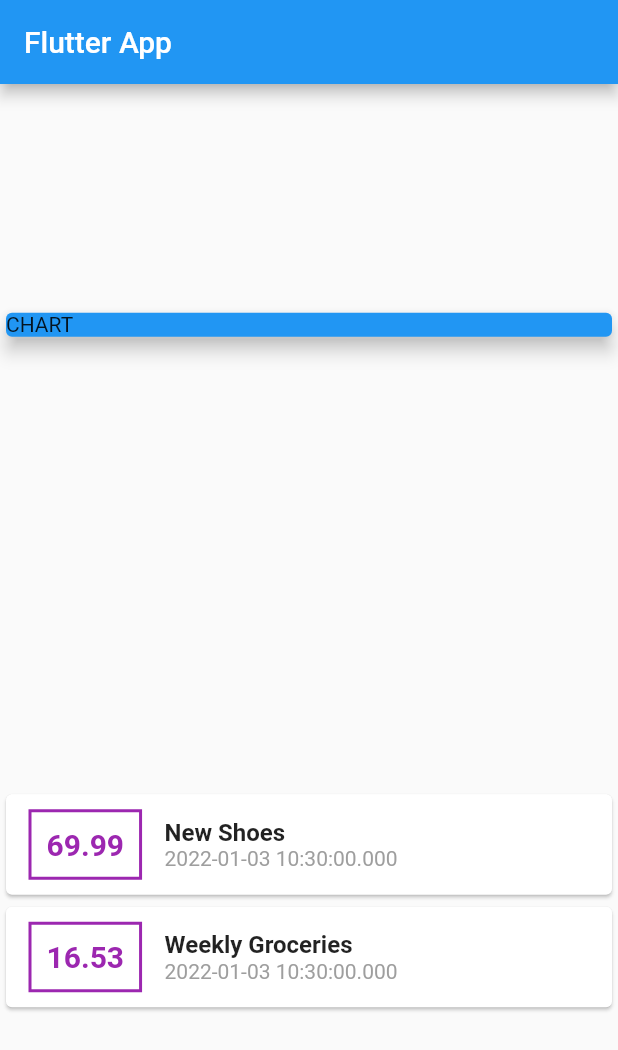
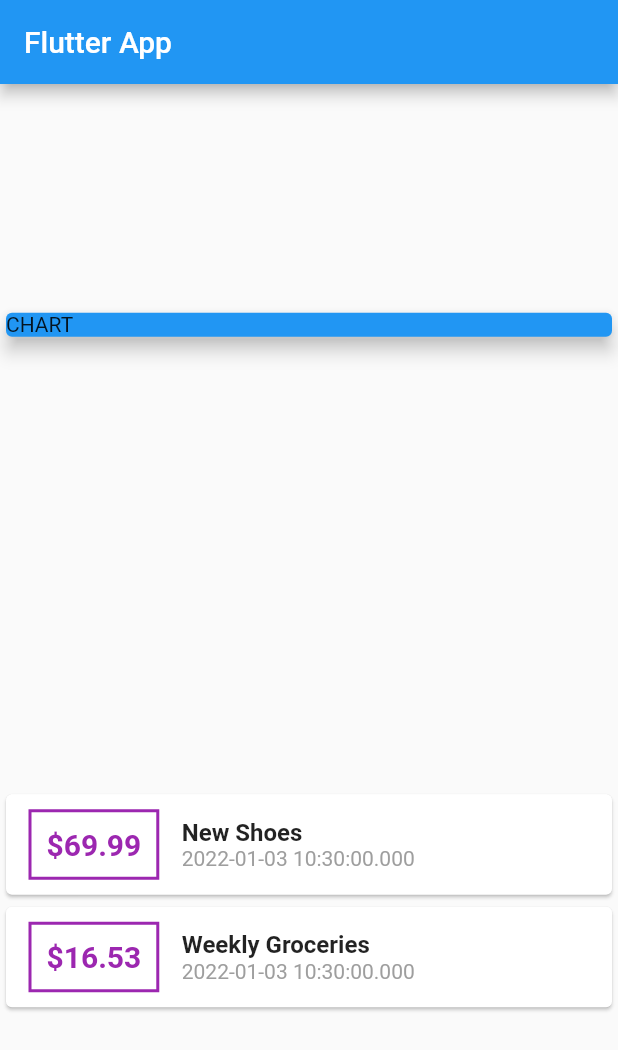
Before and after one commit to cjohnson/expensesapp, a Flutter app: the screen it shows after launch, on a phone screen of 412 x 824 dp. Shown: the top 1050 px of the screen. Run offline on Flutter 3.47's test engine with Material 2 defaults, Android fonts, the phone set to English and light mode, and no system bars.

```diff
--- a/lib/main.dart
+++ b/lib/main.dart
@@ -61,7 +61,7 @@ class MyHomePage extends StatelessWidget {
                 ),
                 padding: EdgeInsets.all(10),
                 child: Text(
-                  tx.amount.toString(),
+                  '\$${tx.amount}',
                   style: const TextStyle(
                     fontWeight: FontWeight.bold,
                     fontSize: 20,
@@ -73,10 +73,10 @@ class MyHomePage extends StatelessWidget {
                 crossAxisAlignment: CrossAxisAlignment.start,
                 children: [
                   Text(tx.title,
-                    style: TextStyle(fontSize: 16, fontWeight: FontWeight.bold),
+                    style: const TextStyle(fontSize: 16, fontWeight: FontWeight.bold),
                   ),
                   Text(tx.date.toString(),
-                    style: TextStyle(color: Colors.grey),
+                    style: const TextStyle(color: Colors.grey),
                   )
                 ],
               )
```
